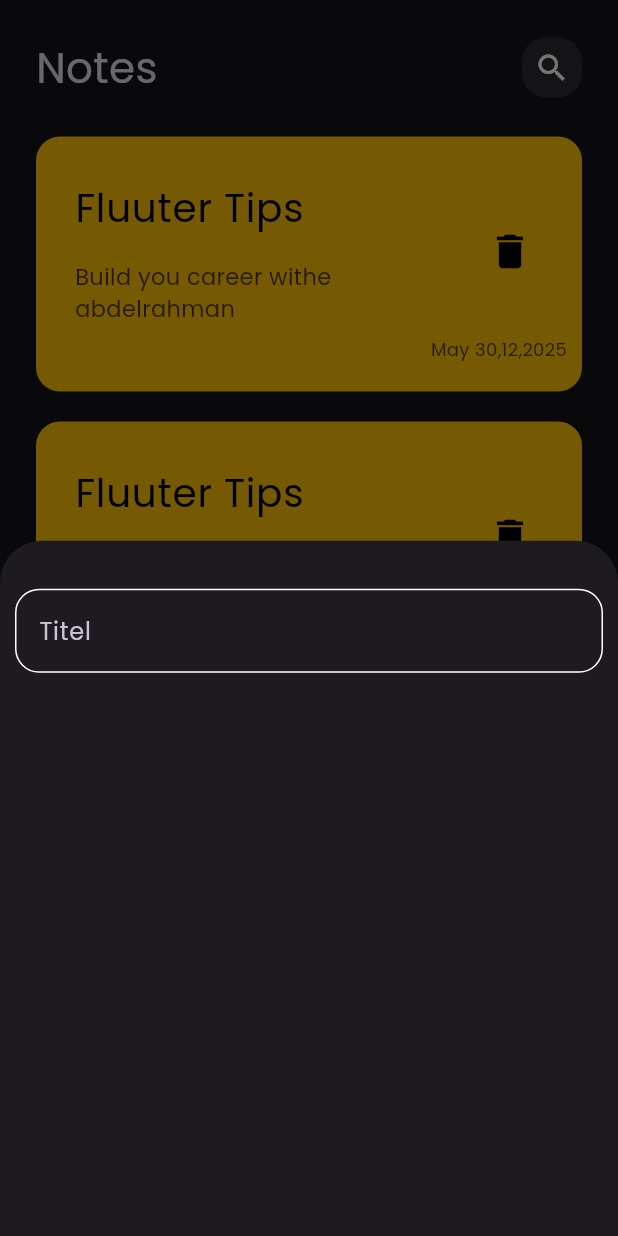
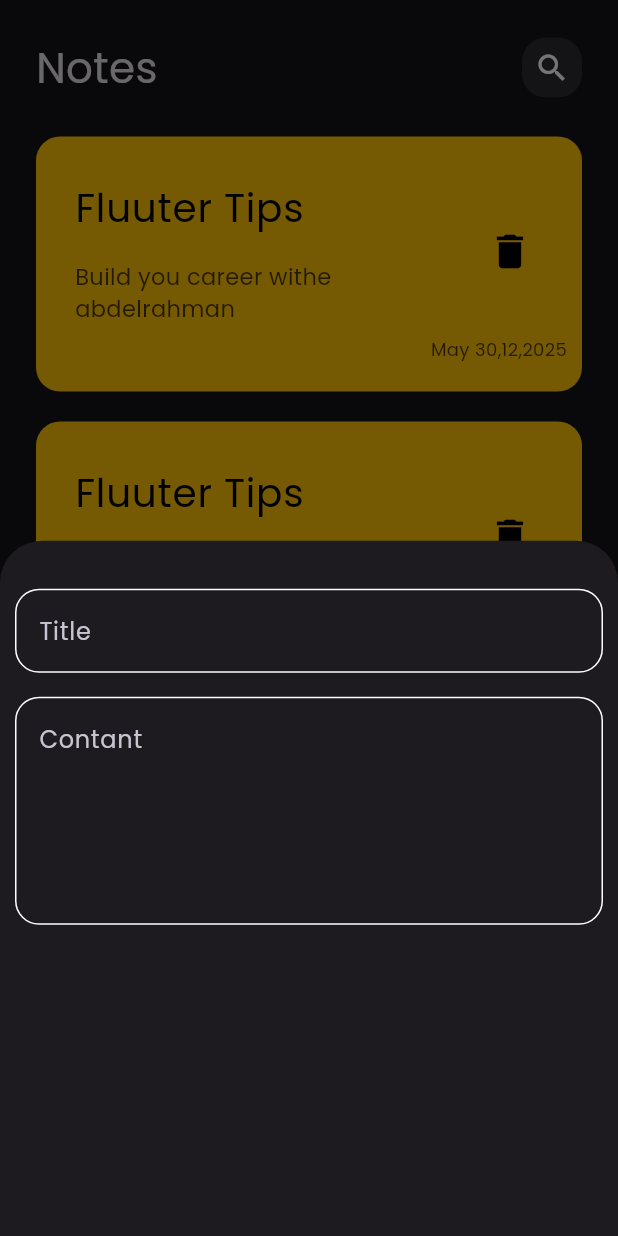
Before and after one commit to Abdelrahmanmagdy19/note_app, a Flutter app: the screen it shows after launch, after a tap on the "add" icon, on a phone screen of 412 x 824 dp. Run offline on Flutter 3.47's test engine with Material 3 defaults, Android fonts, the phone set to English and light mode, and no system bars.

Commit message:
add field to note bottom sheet

```diff
--- a/lib/widgets/add_note_bottom_sheet.dart
+++ b/lib/widgets/add_note_bottom_sheet.dart
@@ -6,17 +6,24 @@ class AddNoteBottomSheet extends StatelessWidget {
 
   @override
   Widget build(BuildContext context) {
-    return Container(
-      child: Padding(
+    return Padding(
       padding: const EdgeInsets.symmetric(horizontal: 10),
       child: Column(
         children: [
           SizedBox(
             height: 32,
           ),
-            CustomTextField(),
+          CustomTextField(
+            hintText: 'Title',
+          ),
+          SizedBox(
+            height: 16,
+          ),
+          CustomTextField(
+            hintText: 'Contant',
+            maxLines: 5,
+          ),
         ],
-        ),
       ),
     );
   }
--- a/lib/widgets/custom_text_field.dart
+++ b/lib/widgets/custom_text_field.dart
@@ -2,14 +2,20 @@ import 'package:flutter/material.dart';
 import 'package:notes_app/constants/constants.dart';
 
 class CustomTextField extends StatelessWidget {
-  const CustomTextField({super.key});
-
+  const CustomTextField({
+    super.key,
+    required this.hintText,
+    this.maxLines = 1,
+  });
+  final String hintText;
+  final int maxLines;
   @override
   Widget build(BuildContext context) {
     return TextField(
+      maxLines: maxLines,
       cursorColor: kPrimaryColor,
       decoration: InputDecoration(
-        hintText: 'Titel',
+        hintText: hintText,
         focusedBorder: buildBorder(kPrimaryColor),
         border: buildBorder(),
         enabledBorder: buildBorder(),
```
Lines whose indentation alone changed are shown as unchanged.
